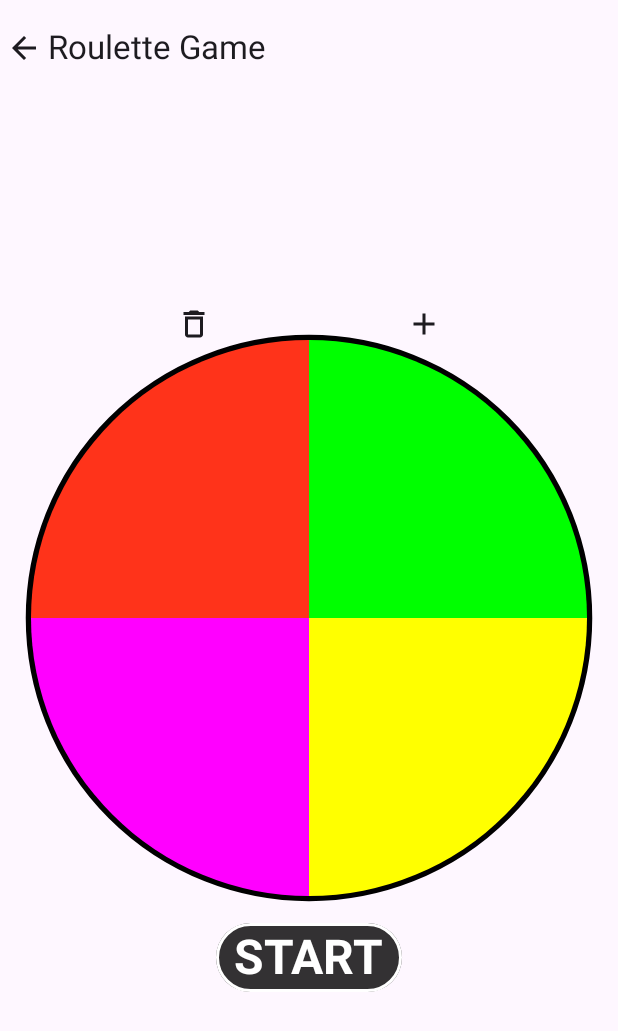
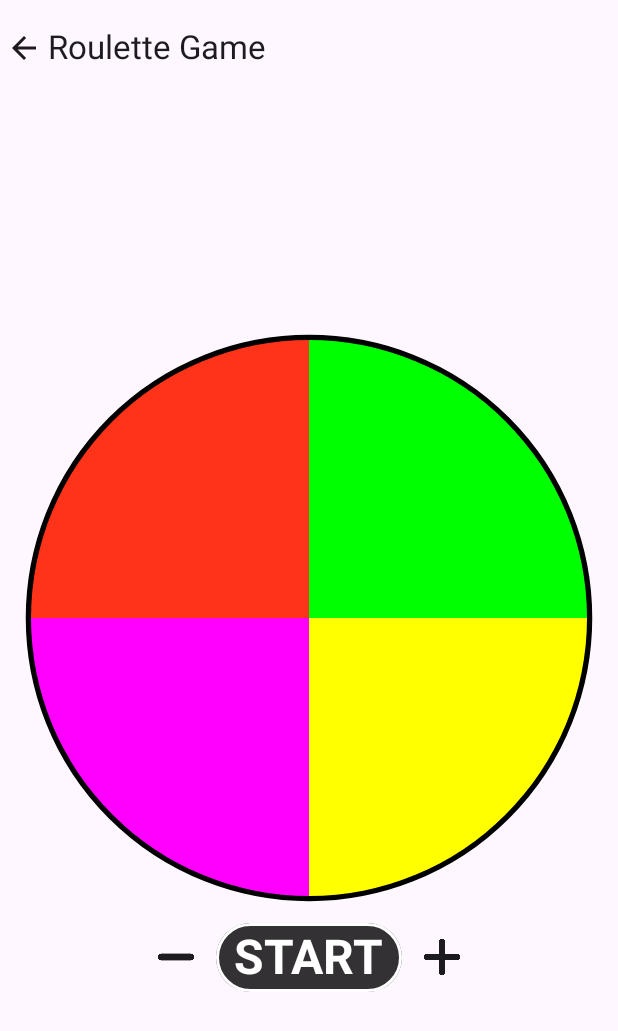
Before and after one commit to hyeok713/Cheater, an Android app built with Jetpack Compose: the screen it shows after launch (MainActivity), after a tap on "Roulette Game", on a phone screen of 412 x 824 dp. Shown: the top 1031 px of the screen. Run offline under Robolectric (Android 15) with nearby library versions, the phone set to English and light mode, and no system bars; our stand-ins replace Dagger/Hilt's generated code.

Commit message:
feat: list add/removable icon state changes by size limit

```diff
--- a/app/src/main/java/com/hackvem/games/screen/roulette/RouletteView.kt
+++ b/app/src/main/java/com/hackvem/games/screen/roulette/RouletteView.kt
@@ -3,19 +3,10 @@ package com.hackvem.games.screen.roulette
 import android.annotation.SuppressLint
 import androidx.activity.compose.BackHandler
 import androidx.compose.animation.*
-import androidx.compose.animation.core.FastOutSlowInEasing
-import androidx.compose.animation.core.LinearEasing
-import androidx.compose.animation.core.RepeatMode
-import androidx.compose.animation.core.animateFloatAsState
-import androidx.compose.animation.core.infiniteRepeatable
-import androidx.compose.animation.core.rememberInfiniteTransition
-import androidx.compose.animation.core.tween
-import androidx.compose.foundation.BorderStroke
-import androidx.compose.foundation.Canvas
-import androidx.compose.foundation.background
-import androidx.compose.foundation.border
-import androidx.compose.foundation.clickable
+import androidx.compose.animation.core.*
+import androidx.compose.foundation.*
 import androidx.compose.foundation.gestures.detectTapGestures
+import androidx.compose.foundation.interaction.MutableInteractionSource
 import androidx.compose.foundation.layout.*
 import androidx.compose.foundation.shape.RoundedCornerShape
 import androidx.compose.foundation.text.BasicTextField
@@ -27,19 +18,16 @@ import androidx.compose.material3.*
 import androidx.compose.runtime.*
 import androidx.compose.ui.Alignment
 import androidx.compose.ui.Modifier
+import androidx.compose.ui.draw.alpha
 import androidx.compose.ui.focus.FocusRequester
 import androidx.compose.ui.focus.focusRequester
 import androidx.compose.ui.geometry.Offset
 import androidx.compose.ui.geometry.Size
-import androidx.compose.ui.graphics.Brush
-import androidx.compose.ui.graphics.Color
-import androidx.compose.ui.graphics.SolidColor
-import androidx.compose.ui.graphics.TileMode
+import androidx.compose.ui.graphics.*
 import androidx.compose.ui.graphics.drawscope.DrawScope
 import androidx.compose.ui.graphics.drawscope.Fill
 import androidx.compose.ui.graphics.drawscope.Stroke
 import androidx.compose.ui.graphics.drawscope.rotate
-import androidx.compose.ui.graphics.nativeCanvas
 import androidx.compose.ui.input.pointer.pointerInput
 import androidx.compose.ui.res.painterResource
 import androidx.compose.ui.res.stringResource
@@ -51,23 +39,11 @@ import androidx.compose.ui.unit.sp
 import androidx.hilt.navigation.compose.hiltViewModel
 import com.hackvem.games.LocalGameControllerProvider
 import com.hackvem.games.R
+import com.hackvem.games.screen.roulette.RouletteViewModel.Companion.COLOR_LIST
+import com.hackvem.games.screen.roulette.RouletteViewModel.Companion.MAX_CANDIDATE
+import com.hackvem.games.screen.roulette.RouletteViewModel.Companion.MIN_CANDIDATE
+import com.hackvem.games.screen.roulette.RouletteViewModel.Companion.ROUND_ANGLE
 import java.util.*
-
-private const val ROUND_ANGLE = 360f
-private const val MIN_CANDIDATE = 2
-private const val MAX_CANDIDATE = 8
-
-private val COLOR_LIST = listOf(
-    Color.Red.copy(blue = 0.1f, green = 0.2f),
-    Color.Magenta,
-    Color.Yellow,
-    Color.Green,
-    Color.Blue.copy(green = 0.5f),
-    Color.Cyan,
-    Color.Yellow.copy(red = 0.1f, blue = 0.4f, green = 0.6f),
-    Color.Red.copy(red = 0.6f, blue = 0.3f)
-)
-
 
 @SuppressLint("MutableCollectionMutableState")
 @OptIn(ExperimentalAnimationApi::class)
@@ -76,15 +52,17 @@ fun RouletteGameView() {
     val viewModel: RouletteViewModel = hiltViewModel()
     val gameController = LocalGameControllerProvider.current
 
-    val userList by remember { mutableStateOf(mutableListOf("", "", "", "")) }
+    val targetList = remember { mutableStateListOf("", "", "", "") }
 
     BackHandler(false) {}
 
-    // 20 turn + random / 20 turn + target angle
-    var targetIndex by remember { mutableStateOf(-1) }  // Manipulated Index (target)
-    var targetValue: Float = getTargetAngle(targetIndex, userList.size)
+    var manipulatedTargetIndex by remember { mutableStateOf(-1) }  // Manipulated Index (target)
+    val targetValue: Float =
+        viewModel.getTargetAngle(manipulatedTargetIndex, ROUND_ANGLE.toInt() / targetList.size)
+
     var resultTarget by remember { mutableStateOf("") }
 
+    // states of game
     var isStarted by remember { mutableStateOf(false) }
     var isFinished by remember { mutableStateOf(false) }
 
@@ -113,18 +91,17 @@ fun RouletteGameView() {
 
                     detectTapGestures(
                         onDoubleTap = { doubleTapGesture ->
-                            targetIndex = viewModel.getIndexFromAngle(
+                            manipulatedTargetIndex = viewModel.getIndexFromAngle(
                                 doubleTapGesture,
                                 size,
-                                ROUND_ANGLE / userList.size
+                                ROUND_ANGLE / targetList.size
                             )
-                            println("targetIndex: $targetIndex")
                         },
                         onTap = { tapGesture ->
                             selectedIndex = viewModel.getIndexFromAngle(
                                 tapGesture,
                                 size,
-                                ROUND_ANGLE / userList.size
+                                ROUND_ANGLE / targetList.size
                             )
                         })
                 }
@@ -134,7 +111,7 @@ fun RouletteGameView() {
              * will be animating to targetValue, turns out rotate RouletteWheel
              */
             rotate(animatedProgress) {
-                drawRouletteWheel(userList)
+                drawRouletteWheel(targetList)
             }
         }
 
@@ -181,29 +158,42 @@ fun RouletteGameView() {
                 Row(
                     modifier = Modifier
                         .fillMaxWidth()
-                        .offset(0.dp, -(maxWidth / 2) + 10.dp),
+                        .offset(0.dp, (maxWidth / 2) + 20.dp),
                     horizontalArrangement = Arrangement.SpaceEvenly
                 ) {
-                    if (userList.size > MIN_CANDIDATE) {
-                        IconButton(onClick = { userList.removeLast() }) {
-                            Icon(Icons.Outlined.Delete, contentDescription = "Delete Icon")
-                        }
-                    }
+                    val isMin = targetList.size > MIN_CANDIDATE
+                    Icon(
+                        modifier = Modifier
+                            .size(48.dp)
+                            .padding(end = 24.dp)
+                            .alpha(takeUnless { isMin }?.let { 0f } ?: 1f)
+                            .clickable { takeIf { isMin }?.let { targetList.removeLast() } },
+                        painter = painterResource(id = R.drawable.ic_minus),
+                        contentDescription = "Delete Icon"
+                    )
 
-                    if (userList.size < MAX_CANDIDATE) {
-                        IconButton(onClick = { userList.add("") }) {
-                            Icon(Icons.Default.Add, contentDescription = "Add Icon")
-                        }
-                    }
+
+                    val isMax = targetList.size < MAX_CANDIDATE
+                    Icon(
+                        modifier = Modifier
+                            .size(48.dp)
+                            .padding(start = 24.dp)
+                            .alpha(takeUnless { isMax }?.let { 0f } ?: 1f)
+                            .clickable { takeIf { isMax }?.let { targetList.add("") } },
+                        painter = painterResource(id = R.drawable.ic_add),
+                        contentDescription = "Add Icon"
+                    )
                 }
             }
         }
+
+
 
         when (isFinished) {
             true -> {
                 if (isStarted) {
                     resultTarget =
-                        userList[((targetValue - 3600) / (ROUND_ANGLE / userList.size)).toInt()]
+                        targetList[viewModel.getResultIndex(targetValue,ROUND_ANGLE / targetList.size)]
                     // Let 'Restart button' visible
                     Box(
                         modifier = Modifier
@@ -214,7 +204,7 @@ fun RouletteGameView() {
                             .clickable {
                                 isStarted = false
                                 isFinished = false
-                                targetValue = getTargetAngle(targetIndex, userList.size)
+                                manipulatedTargetIndex = -1
                                 resultTarget = ""
                             }
                     ) {
@@ -252,10 +242,10 @@ fun RouletteGameView() {
             // only if index is positive
             InputBoxLayer(
                 targetIndex = selectedIndex,
-                originText = userList[selectedIndex],
+                originText = targetList[selectedIndex],
                 color = COLOR_LIST[selectedIndex]
             ) { index, text ->
-                userList[index] = text
+                targetList[index] = text
                 selectedIndex = -1  // remove this layer
             }
         }
@@ -337,7 +327,7 @@ fun InputBoxLayer(
     targetIndex: Int = 0,
     originText: String = "",
     color: Color = Color.Yellow,
-    out: (Int, String) -> Unit = { _, _ -> }
+    out: (Int, String) -> Unit = { _, _ -> },
 ) {
     val focusRequester = FocusRequester()
 
@@ -360,7 +350,13 @@ fun InputBoxLayer(
     Box(
         modifier = Modifier
             .fillMaxSize()
-            .background(color = Color.Black.copy(alpha = 0.6f)),
+            .background(color = Color.Black.copy(alpha = 0.6f))
+            .clickable(
+                // ensure that the top layer doesn't intercept any click events and is completely transparent to touch events.
+                enabled = true,
+                indication = null,
+                interactionSource = MutableInteractionSource()
+            ) {},
         contentAlignment = Alignment.Center
     ) {
         Column(horizontalAlignment = Alignment.CenterHorizontally) {
@@ -410,41 +406,14 @@ fun InputBoxLayer(
         }
     }
 
+    // this let text field be focused
     SideEffect {
         focusRequester.requestFocus()
     }
 }
-
 
 @Preview
 @Composable
 fun PreviewRouletteWheel() {
     RouletteGameView()
 }
-
-/**
- * getTargetAngle
- * @param targetIndex Int
- *
- * get target angle randomly
- * if targetIndex is positive digit,
- * specify angle for target. otherwise get random angle
- */
-private fun getTargetAngle(targetIndex: Int, size: Int): Float {
-    val result = if (targetIndex >= 0) {
-        val angle = ROUND_ANGLE.toInt() / size
-        val maxAngle = (targetIndex + 1) * angle
-        rand(maxAngle, maxAngle - angle + 1)
-    } else {
-        rand(ROUND_ANGLE.toInt())
-    } + 3600.toFloat()
-
-    return result
-}
-
-/**
- * random
- * @param to Int
- * @param from Int
- */
-fun rand(to: Int, from: Int = 0): Int = Random().nextInt(to - from) + from
--- a/app/src/main/java/com/hackvem/games/screen/roulette/RouletteViewModel.kt
+++ b/app/src/main/java/com/hackvem/games/screen/roulette/RouletteViewModel.kt
@@ -1,26 +1,58 @@
 package com.hackvem.games.screen.roulette
 
 import androidx.compose.ui.geometry.Offset
+import androidx.compose.ui.graphics.Color
 import androidx.compose.ui.unit.IntSize
 import androidx.lifecycle.ViewModel
 import dagger.hilt.android.lifecycle.HiltViewModel
+import java.util.*
 import javax.inject.Inject
 import kotlin.math.atan2
 
 @HiltViewModel
 class RouletteViewModel @Inject constructor(): ViewModel() {
+    private val rotateCount = 20    // count of rotating
+
+    /**
+     * getTargetAngle
+     * @param targetIndex Int
+     *
+     * get target angle randomly
+     * if targetIndex is positive digit,
+     * specify angle for target. otherwise get random angle
+     */
+    fun getTargetAngle(targetIndex: Int, angle: Int): Float {
+        val result = if (targetIndex >= 0) {
+            val maxAngle = (targetIndex + 1) * angle
+            rand(maxAngle, maxAngle - angle + 1)
+        } else {
+            rand(ROUND_ANGLE.toInt())
+        } + ROUND_ANGLE * rotateCount.toFloat()
+
+        return result
+    }
+
+    /**
+     * random
+     * @param to Int
+     * @param from Int
+     */
+    fun rand(to: Int, from: Int = 0): Int = Random().nextInt(to - from) + from
 
     /**
      * getIndexFromAngle
      * returns index of result calculated
+     * @param offset offset from tapped position
+     * @param size screen size
+     * @param angle angle that each item occupying
      */
     fun getIndexFromAngle(
-        tapGesture: Offset,
+        offset: Offset,
         size: IntSize,
         angle: Float
     ): Int {
-        val touchX = tapGesture.x
-        val touchY = tapGesture.y
+        val touchX = offset.x
+        val touchY = offset.y
 
         val centerX = size.width / 2f // X-coordinate of the center
         val centerY = size.height / 2f // Y-coordinate of the center
@@ -38,7 +70,7 @@ class RouletteViewModel @Inject constructor(): ViewModel() {
 
         // Wrap the angle within the range of 0 to 360 degrees
         if (angleDegrees < 0) {
-            angleDegrees += 360f
+            angleDegrees += ROUND_ANGLE
         }
 
         val map = if (angleDegrees >= 180) {
@@ -57,4 +89,29 @@ class RouletteViewModel @Inject constructor(): ViewModel() {
 
         return selectedIndex
     }
+
+    /**
+     * getResultIndex
+     * from targetValue and angle, calculate
+     */
+    fun getResultIndex(targetValue: Float, angle: Float): Int {
+        return ((targetValue - (rotateCount * ROUND_ANGLE)) / angle).toInt()
+    }
+
+    companion object {
+        const val ROUND_ANGLE = 360f
+        const val MIN_CANDIDATE = 2
+        const val MAX_CANDIDATE = 8
+
+        val COLOR_LIST = listOf(
+            Color.Red.copy(blue = 0.1f, green = 0.2f),
+            Color.Magenta,
+            Color.Yellow,
+            Color.Green,
+            Color.Blue.copy(green = 0.5f),
+            Color.Cyan,
+            Color.Yellow.copy(red = 0.1f, blue = 0.4f, green = 0.6f),
+            Color.Red.copy(red = 0.6f, blue = 0.3f)
+        )
+    }
 }
--- a/app/src/main/res/values/strings.xml
+++ b/app/src/main/res/values/strings.xml
@@ -1,7 +1,7 @@
 <resources>
     <string name="app_name">Cheater</string>
     <string name="game_roulette">Roulette Game</string>
-    <string name="enter_target">Enter new target.</string>
+    <string name="enter_target">Enter target name</string>
     <string name="restart">RE-START</string>
     <string name="start">START!</string>
 
```
Also changed, not shown: app/src/main/res/drawable/ic_add.png (added), app/src/main/res/drawable/ic_minus.png (added).
